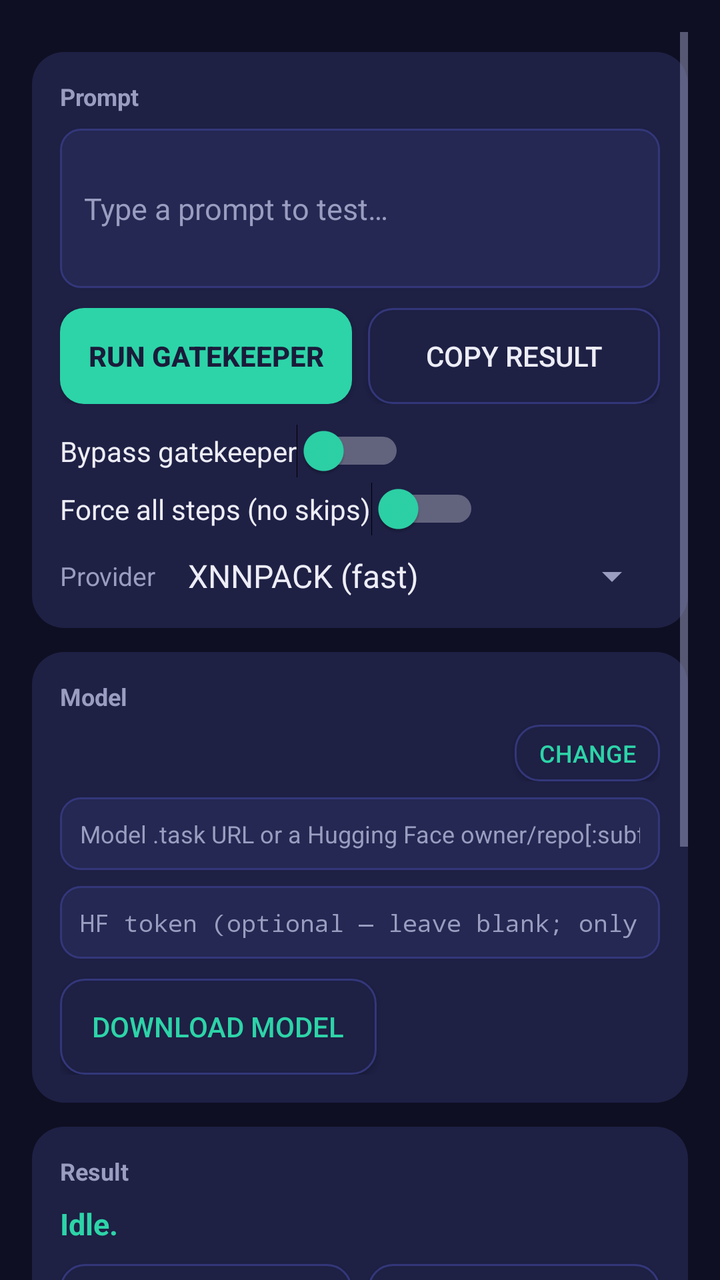
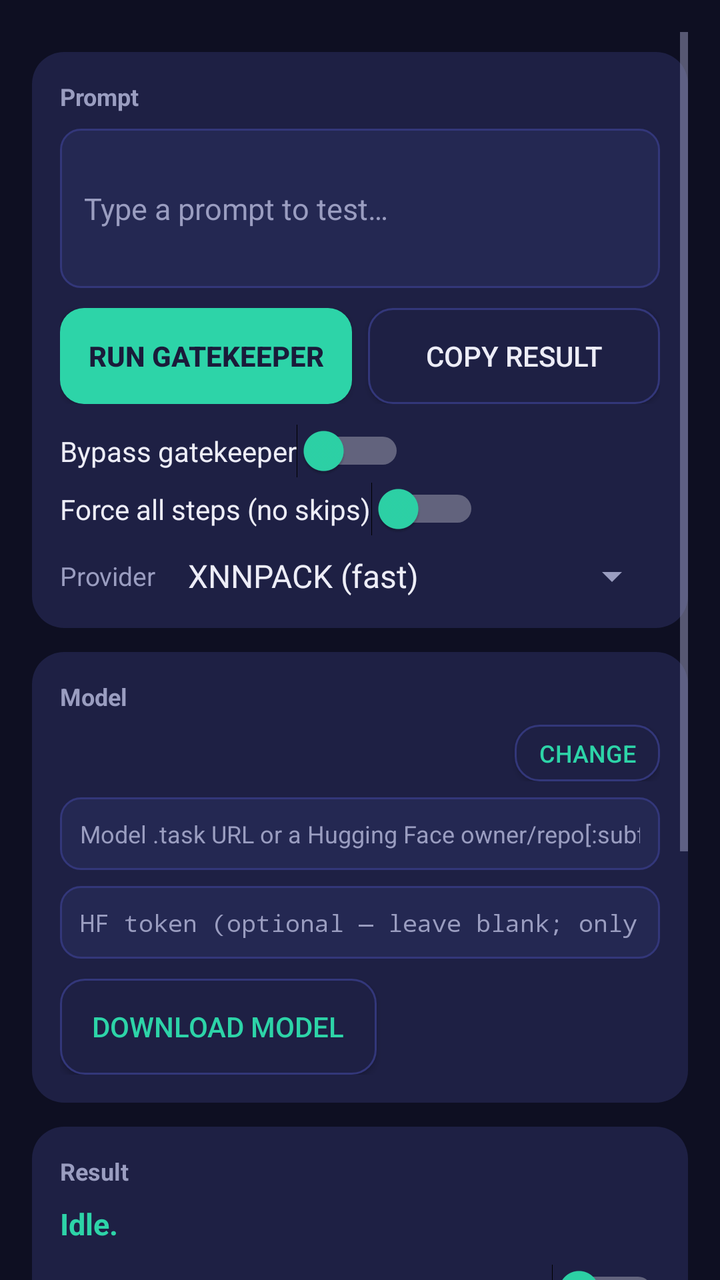

Before-and-after screenshots of an Android layout around one commit, followed by the original layout XML and the change that was made.
<!-- AndroidManifest.xml: application theme AppTheme -->
<!-- res/layout/activity_main.xml -->
<?xml version="1.0" encoding="utf-8"?>
<ScrollView xmlns:android="http://schemas.android.com/apk/res/android"
    android:layout_width="match_parent"
    android:layout_height="match_parent"
    android:background="@color/gatekeeper_bg"
    android:clipToPadding="false"
    android:padding="16dp">

    <LinearLayout
        android:layout_width="match_parent"
        android:layout_height="wrap_content"
        android:orientation="vertical"
        android:paddingBottom="96dp">

        <LinearLayout
            android:layout_width="match_parent"
            android:layout_height="wrap_content"
            android:layout_marginTop="10dp"
            android:background="@drawable/card_bg"
            android:orientation="vertical"
            android:padding="14dp">

            <TextView
                android:layout_width="wrap_content"
                android:layout_height="wrap_content"
                android:text="@string/section_prompt"
                android:textColor="@color/gatekeeper_muted"
                android:textSize="12sp"
                android:textStyle="bold" />

            <EditText
                android:id="@+id/input"
                android:layout_width="match_parent"
                android:layout_height="wrap_content"
                android:layout_marginTop="8dp"
                android:background="@drawable/field_bg"
                android:hint="@string/hint_input"
                android:inputType="textMultiLine"
                android:minLines="3"
                android:padding="12dp"
                android:textColor="@color/gatekeeper_text"
                android:textColorHint="@color/gatekeeper_muted"
                android:textSize="15sp" />

            <LinearLayout
                android:layout_width="match_parent"
                android:layout_height="wrap_content"
                android:layout_marginTop="10dp"
                android:orientation="horizontal">

                <Button
                    android:id="@+id/runButton"
                    android:layout_width="0dp"
                    android:layout_height="wrap_content"
                    android:layout_weight="1"
                    android:background="@drawable/btn_accent"
                    android:text="@string/run"
                    android:textColor="@color/gatekeeper_navy"
                    android:textStyle="bold" />

                <Button
                    android:id="@+id/copyButton"
                    android:layout_width="0dp"
                    android:layout_height="wrap_content"
                    android:layout_marginStart="8dp"
                    android:layout_weight="1"
                    android:background="@drawable/btn_subtle"
                    android:text="@string/copy_result"
                    android:textColor="@color/gatekeeper_text" />
            </LinearLayout>

            <Switch
                android:id="@+id/bypassGatekeeper"
                android:layout_width="wrap_content"
                android:layout_height="wrap_content"
                android:layout_marginTop="10dp"
                android:text="@string/bypass_gatekeeper"
                android:textColor="@color/gatekeeper_text"
                android:thumbTint="@color/gatekeeper_mint" />

            <Switch
                android:id="@+id/forceAllSteps"
                android:layout_width="wrap_content"
                android:layout_height="wrap_content"
                android:layout_marginTop="2dp"
                android:text="@string/force_all_steps"
                android:textColor="@color/gatekeeper_text"
                android:thumbTint="@color/gatekeeper_mint" />

            <LinearLayout
                android:layout_width="match_parent"
                android:layout_height="wrap_content"
                android:layout_marginTop="8dp"
                android:gravity="center_vertical"
                android:orientation="horizontal">

                <TextView
                    android:layout_width="wrap_content"
                    android:layout_height="wrap_content"
                    android:text="@string/provider_label"
                    android:textColor="@color/gatekeeper_muted"
                    android:textSize="13sp" />

                <Spinner
                    android:id="@+id/providerSpinner"
                    android:layout_width="0dp"
                    android:layout_height="wrap_content"
                    android:layout_marginStart="8dp"
                    android:layout_weight="1"
                    android:entries="@array/provider_options"
                    android:textColor="@color/gatekeeper_text" />
            </LinearLayout>
        </LinearLayout>

        <LinearLayout
            android:layout_width="match_parent"
            android:layout_height="wrap_content"
            android:layout_marginTop="12dp"
            android:background="@drawable/card_bg"
            android:orientation="vertical"
            android:padding="14dp">

            <TextView
                android:layout_width="wrap_content"
                android:layout_height="wrap_content"
                android:text="@string/section_model"
                android:textColor="@color/gatekeeper_muted"
                android:textSize="12sp"
                android:textStyle="bold" />

            <LinearLayout
                android:layout_width="match_parent"
                android:layout_height="wrap_content"
                android:layout_marginTop="6dp"
                android:gravity="center_vertical"
                android:orientation="horizontal">

                <TextView
                    android:id="@+id/modelStatus"
                    android:layout_width="0dp"
                    android:layout_height="wrap_content"
                    android:layout_weight="1"
                    android:textColor="@color/gatekeeper_text"
                    android:textSize="12sp" />

                <Button
                    android:id="@+id/modelToggleButton"
                    android:layout_width="wrap_content"
                    android:layout_height="wrap_content"
                    android:layout_marginStart="8dp"
                    android:background="@drawable/btn_subtle"
                    android:minHeight="0dp"
                    android:minWidth="0dp"
                    android:paddingStart="12dp"
                    android:paddingEnd="12dp"
                    android:paddingTop="6dp"
                    android:paddingBottom="6dp"
                    android:text="@string/change_model"
                    android:textColor="@color/gatekeeper_mint"
                    android:textSize="12sp" />
            </LinearLayout>

            <LinearLayout
                android:id="@+id/modelForm"
                android:layout_width="match_parent"
                android:layout_height="wrap_content"
                android:orientation="vertical">

                <EditText
                    android:id="@+id/modelUrl"
                    android:layout_width="match_parent"
                    android:layout_height="wrap_content"
                    android:layout_marginTop="8dp"
                    android:background="@drawable/field_bg"
                    android:hint="@string/hint_model_url"
                    android:inputType="textUri"
                    android:padding="10dp"
                    android:singleLine="true"
                    android:textColor="@color/gatekeeper_text"
                    android:textColorHint="@color/gatekeeper_muted"
                    android:textSize="12sp" />

                <EditText
                    android:id="@+id/hfToken"
                    android:layout_width="match_parent"
                    android:layout_height="wrap_content"
                    android:layout_marginTop="8dp"
                    android:background="@drawable/field_bg"
                    android:hint="@string/hint_hf_token"
                    android:inputType="textPassword"
                    android:padding="10dp"
                    android:singleLine="true"
                    android:textColor="@color/gatekeeper_text"
                    android:textColorHint="@color/gatekeeper_muted"
                    android:textSize="12sp" />

            <Button
                android:id="@+id/downloadButton"
                android:layout_width="wrap_content"
                android:layout_height="wrap_content"
                android:layout_marginTop="10dp"
                android:background="@drawable/btn_subtle"
                android:paddingStart="16dp"
                android:paddingEnd="16dp"
                android:paddingTop="10dp"
                android:paddingBottom="10dp"
                android:text="@string/download_model"
                android:textColor="@color/gatekeeper_mint" />

                <ProgressBar
                    android:id="@+id/downloadProgress"
                    style="?android:attr/progressBarStyleHorizontal"
                    android:layout_width="match_parent"
                    android:layout_height="wrap_content"
                    android:layout_marginTop="8dp"
                    android:max="100"
                    android:progressTint="@color/gatekeeper_mint"
                    android:visibility="gone" />
            </LinearLayout>

            <TextView
                android:id="@+id/updateStatus"
                android:layout_width="match_parent"
                android:layout_height="wrap_content"
                android:layout_marginTop="4dp"
                android:textColor="@color/gatekeeper_amber"
                android:textSize="12sp"
                android:textStyle="bold"
                android:visibility="gone" />
        </LinearLayout>

        <LinearLayout
            android:layout_width="match_parent"
            android:layout_height="wrap_content"
            android:layout_marginTop="12dp"
            android:background="@drawable/card_bg"
            android:orientation="vertical"
            android:padding="14dp">

            <LinearLayout
                android:layout_width="match_parent"
                android:layout_height="wrap_content"
                android:gravity="center_vertical"
                android:orientation="horizontal">

                <TextView
                    android:layout_width="0dp"
                    android:layout_height="wrap_content"
                    android:layout_weight="1"
                    android:text="@string/section_result"
                    android:textColor="@color/gatekeeper_muted"
                    android:textSize="12sp"
                    android:textStyle="bold" />

                <TextView
                    android:id="@+id/statusBadge"
                    android:layout_width="wrap_content"
                    android:layout_height="wrap_content"
                    android:minHeight="0dp"
                    android:minWidth="0dp"
                    android:paddingStart="10dp"
                    android:paddingEnd="10dp"
                    android:paddingTop="4dp"
                    android:paddingBottom="4dp"
                    android:textSize="11sp"
                    android:textStyle="bold"
                    android:visibility="gone" />
            </LinearLayout>

            <TextView
                android:id="@+id/statusView"
                android:layout_width="match_parent"
                android:layout_height="wrap_content"
                android:layout_marginTop="8dp"
                android:text="Idle."
                android:textColor="@color/gatekeeper_mint"
                android:textSize="15sp"
                android:textStyle="bold" />

            <LinearLayout
                android:layout_width="match_parent"
                android:layout_height="wrap_content"
                android:layout_marginTop="10dp"
                android:orientation="horizontal">

                <Button
                    android:id="@+id/pipelineTab"
                    android:layout_width="0dp"
                    android:layout_height="wrap_content"
                    android:layout_weight="1"
                    android:background="@drawable/btn_subtle"
                    android:minHeight="0dp"
                    android:paddingTop="8dp"
                    android:paddingBottom="8dp"
                    android:text="@string/tab_pipeline"
                    android:textColor="@color/gatekeeper_mint"
                    android:textSize="12sp"
                    android:textStyle="bold" />

                <Button
                    android:id="@+id/debugTab"
                    android:layout_width="0dp"
                    android:layout_height="wrap_content"
                    android:layout_marginStart="8dp"
                    android:layout_weight="1"
                    android:background="@drawable/btn_subtle"
                    android:minHeight="0dp"
                    android:paddingTop="8dp"
                    android:paddingBottom="8dp"
                    android:text="@string/tab_debug"
                    android:textColor="@color/gatekeeper_muted"
                    android:textSize="12sp"
                    android:textStyle="bold" />
            </LinearLayout>

            <LinearLayout
                android:id="@+id/stepsView"
                android:layout_width="match_parent"
                android:layout_height="wrap_content"
                android:layout_marginTop="8dp"
                android:animateLayoutChanges="true"
                android:orientation="vertical" />

            <TextView
                android:id="@+id/debugLogView"
                android:layout_width="match_parent"
                android:layout_height="wrap_content"
                android:layout_marginTop="8dp"
                android:textColor="@color/gatekeeper_muted"
                android:textIsSelectable="true"
                android:textSize="10sp"
                android:typeface="monospace"
                android:visibility="gone" />

            <TextView
                android:id="@+id/telemetryView"
                android:layout_width="match_parent"
                android:layout_height="wrap_content"
                android:layout_marginTop="8dp"
                android:textColor="@color/gatekeeper_muted"
                android:textIsSelectable="true"
                android:textSize="12sp"
                android:typeface="monospace" />

            <TextView
                android:layout_width="wrap_content"
                android:layout_height="wrap_content"
                android:layout_marginTop="12dp"
                android:text="@string/section_final_answer"
                android:textColor="@color/gatekeeper_muted"
                android:textSize="12sp"
                android:textStyle="bold" />

            <LinearLayout
                android:layout_width="match_parent"
                android:layout_height="wrap_content"
                android:layout_marginTop="6dp"
                android:background="@drawable/field_bg"
                android:orientation="vertical"
                android:padding="12dp">

                <TextView
                    android:layout_width="wrap_content"
                    android:layout_height="wrap_content"
                    android:text="@string/label_original_request"
                    android:textColor="@color/gatekeeper_mint"
                    android:textSize="12sp"
                    android:textStyle="bold" />

                <TextView
                    android:id="@+id/answerPromptView"
                    android:layout_width="match_parent"
                    android:layout_height="wrap_content"
                    android:layout_marginTop="4dp"
                    android:textColor="@color/gatekeeper_text"
                    android:textIsSelectable="true"
                    android:textSize="14sp" />

                <TextView
                    android:layout_width="wrap_content"
                    android:layout_height="wrap_content"
                    android:layout_marginTop="10dp"
                    android:text="@string/label_final_response"
                    android:textColor="@color/gatekeeper_mint"
                    android:textSize="12sp"
                    android:textStyle="bold" />

                <TextView
                    android:id="@+id/outputView"
                    android:layout_width="match_parent"
                    android:layout_height="wrap_content"
                    android:layout_marginTop="4dp"
                    android:textColor="@color/gatekeeper_text"
                    android:textIsSelectable="true"
                    android:textSize="15sp" />
            </LinearLayout>
        </LinearLayout>
    </LinearLayout>
</ScrollView>
<!-- resources referenced by this layout -->
<resources>
  <string-array name="provider_options">
          <item>XNNPACK (fast)</item>
          <item>CPU only</item>
          <item>Both — benchmark</item>
      </string-array>
  <color name="gatekeeper_amber">#FFC531</color>
  <color name="gatekeeper_bg">#0E0F22</color>
  <color name="gatekeeper_mint">#2DD4A8</color>
  <color name="gatekeeper_muted">#9A9DC0</color>
  <color name="gatekeeper_navy">#1A1B3A</color>
  <color name="gatekeeper_text">#EDEDF7</color>
  <!-- drawable btn_accent (drawable) -->
  <?xml version="1.0" encoding="utf-8"?>
  <shape xmlns:android="http://schemas.android.com/apk/res/android" android:shape="rectangle">
      <corners android:radius="12dp" />
      <solid android:color="@color/gatekeeper_mint" />
  </shape>
  <!-- drawable btn_subtle (drawable) -->
  <?xml version="1.0" encoding="utf-8"?>
  <shape xmlns:android="http://schemas.android.com/apk/res/android" android:shape="rectangle">
      <corners android:radius="12dp" />
      <solid android:color="@color/gatekeeper_surface" />
      <stroke android:width="1dp" android:color="@color/gatekeeper_divider" />
  </shape>
  <!-- drawable card_bg (drawable) -->
  <?xml version="1.0" encoding="utf-8"?>
  <shape xmlns:android="http://schemas.android.com/apk/res/android" android:shape="rectangle">
      <corners android:radius="16dp" />
      <solid android:color="@color/gatekeeper_surface" />
  </shape>
  <!-- drawable field_bg (drawable) -->
  <?xml version="1.0" encoding="utf-8"?>
  <shape xmlns:android="http://schemas.android.com/apk/res/android" android:shape="rectangle">
      <corners android:radius="10dp" />
      <solid android:color="@color/gatekeeper_field" />
      <stroke android:width="1dp" android:color="@color/gatekeeper_divider" />
  </shape>
  <string name="bypass_gatekeeper">Bypass gatekeeper</string>
  <string name="change_model">Change</string>
  <string name="copy_result">Copy result</string>
  <string name="download_model">Download model</string>
  <string name="force_all_steps">Force all steps (no skips)</string>
  <string name="hint_hf_token">HF token (optional — leave blank; only gated repos need one)</string>
  <string name="hint_input">Type a prompt to test…</string>
  <string name="hint_model_url">Model .task URL or a Hugging Face owner/repo[:subfolder]</string>
  <string name="label_final_response">Final response</string>
  <string name="label_original_request">Original request</string>
  <string name="provider_label">Provider</string>
  <string name="run">Run gatekeeper</string>
  <string name="section_final_answer">Final answer</string>
  <string name="section_model">Model</string>
  <string name="section_prompt">Prompt</string>
  <string name="section_result">Result</string>
  <string name="tab_debug">Debug</string>
  <string name="tab_pipeline">Pipeline</string>
  <style name="AppTheme" parent="android:Theme.Material.NoActionBar">
          <item name="android:windowBackground">@color/gatekeeper_bg</item>
          <item name="android:colorBackground">@color/gatekeeper_bg</item>
          <item name="android:textColorPrimary">@color/gatekeeper_text</item>
          <item name="android:textColorSecondary">@color/gatekeeper_muted</item>
          <item name="android:colorAccent">@color/gatekeeper_mint</item>
          <item name="android:statusBarColor">@color/gatekeeper_bg</item>
          <item name="android:navigationBarColor">@color/gatekeeper_bg</item>
      </style>
  <color name="gatekeeper_surface">#1E2044</color>
  <color name="gatekeeper_divider">#33377A</color>
  <color name="gatekeeper_field">#242852</color>
</resources>

<!-- the commit's change to res/layout/activity_main.xml (unified diff, before → after) -->
@@ -281,37 +281,37 @@
                 android:layout_width="match_parent"
                 android:layout_height="wrap_content"
                 android:layout_marginTop="10dp"
-                android:orientation="horizontal">
-
-                <Button
-                    android:id="@+id/pipelineTab"
-                    android:layout_width="0dp"
-                    android:layout_height="wrap_content"
-                    android:layout_weight="1"
-                    android:background="@drawable/btn_subtle"
-                    android:minHeight="0dp"
-                    android:paddingTop="8dp"
-                    android:paddingBottom="8dp"
+                android:gravity="center_vertical"
+                android:orientation="horizontal">
+
+                <TextView
+                    android:id="@+id/pipelineTitle"
+                    android:layout_width="0dp"
+                    android:layout_height="wrap_content"
+                    android:layout_weight="1"
                     android:text="@string/tab_pipeline"
                     android:textColor="@color/gatekeeper_mint"
                     android:textSize="12sp"
                     android:textStyle="bold" />
 
-                <Button
-                    android:id="@+id/debugTab"
-                    android:layout_width="0dp"
-                    android:layout_height="wrap_content"
-                    android:layout_marginStart="8dp"
-                    android:layout_weight="1"
-                    android:background="@drawable/btn_subtle"
-                    android:minHeight="0dp"
-                    android:paddingTop="8dp"
-                    android:paddingBottom="8dp"
-                    android:text="@string/tab_debug"
-                    android:textColor="@color/gatekeeper_muted"
-                    android:textSize="12sp"
-                    android:textStyle="bold" />
-            </LinearLayout>
+                <Switch
+                    android:id="@+id/blueprintToggle"
+                    android:layout_width="wrap_content"
+                    android:layout_height="wrap_content"
+                    android:text="@string/toggle_blueprint"
+                    android:textColor="@color/gatekeeper_text"
+                    android:textSize="12sp"
+                    android:thumbTint="@color/gatekeeper_mint" />
+            </LinearLayout>
+
+            <LinearLayout
+                android:id="@+id/pipelineMetaView"
+                android:layout_width="match_parent"
+                android:layout_height="wrap_content"
+                android:layout_marginTop="6dp"
+                android:animateLayoutChanges="true"
+                android:orientation="vertical"
+                android:visibility="gone" />
 
             <LinearLayout
                 android:id="@+id/stepsView"
<!-- resource entries referenced after the edit -->
@@ -53,8 +53,8 @@
   <string name="section_model">Model</string>
   <string name="section_prompt">Prompt</string>
   <string name="section_result">Result</string>
-  <string name="tab_debug">Debug</string>
   <string name="tab_pipeline">Pipeline</string>
+  <string name="toggle_blueprint">Blueprint</string>
   <style name="AppTheme" parent="android:Theme.Material.NoActionBar">
           <item name="android:windowBackground">@color/gatekeeper_bg</item>
           <item name="android:colorBackground">@color/gatekeeper_bg</item>
